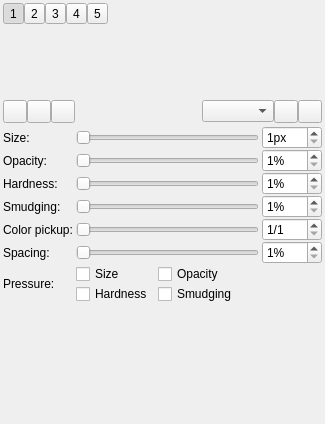
Above: src/desktop/ui/brushdock.ui from drawpile/Drawpile before the change. Below: the same form after it.
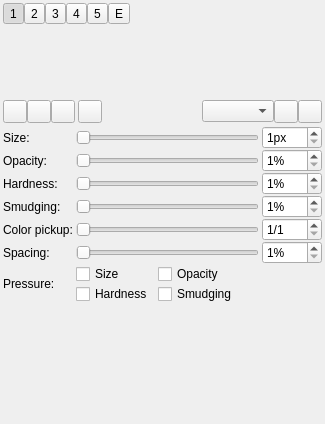
That is the form after the change. Icons and pictures are not drawn. Custom widgets are drawn as their Qt base class.

Commit message:
Add dedicated brush slot for eraser
The 'E' shortcut and toolbar button now switch to and from this
brush slot. Also add a new 'Ctrl+E' shortcut for toggling the current
brush's eraser mode.

What changed in the file:
```diff
--- a/src/desktop/ui/brushdock.ui
+++ b/src/desktop/ui/brushdock.ui
@@ -128,6 +128,22 @@
            <bool>true</bool>
           </property>
           <property name="groupPosition">
+           <enum>GroupedToolButton::GroupCenter</enum>
+          </property>
+         </widget>
+        </item>
+        <item>
+         <widget class="GroupedToolButton" name="slotEraser">
+          <property name="text">
+           <string notr="true">E</string>
+          </property>
+          <property name="checkable">
+           <bool>true</bool>
+          </property>
+          <property name="autoExclusive">
+           <bool>true</bool>
+          </property>
+          <property name="groupPosition">
            <enum>GroupedToolButton::GroupRight</enum>
           </property>
          </widget>
@@ -252,6 +268,20 @@
        </layout>
       </widget>
      </item>
+     <item>
+      <widget class="GroupedToolButton" name="modeEraser">
+       <property name="toolTip">
+        <string>Eraser mode</string>
+       </property>
+       <property name="icon">
+        <iconset theme="draw-eraser">
+         <normaloff>.</normaloff>.</iconset>
+       </property>
+       <property name="checkable">
+        <bool>true</bool>
+       </property>
+      </widget>
+     </item>
      <item>
       <spacer name="horizontalSpacer_2">
        <property name="orientation">
```
Left out of the diff: 3 changed lines with no effect on the pictures. The commit also changes 6 other files.
